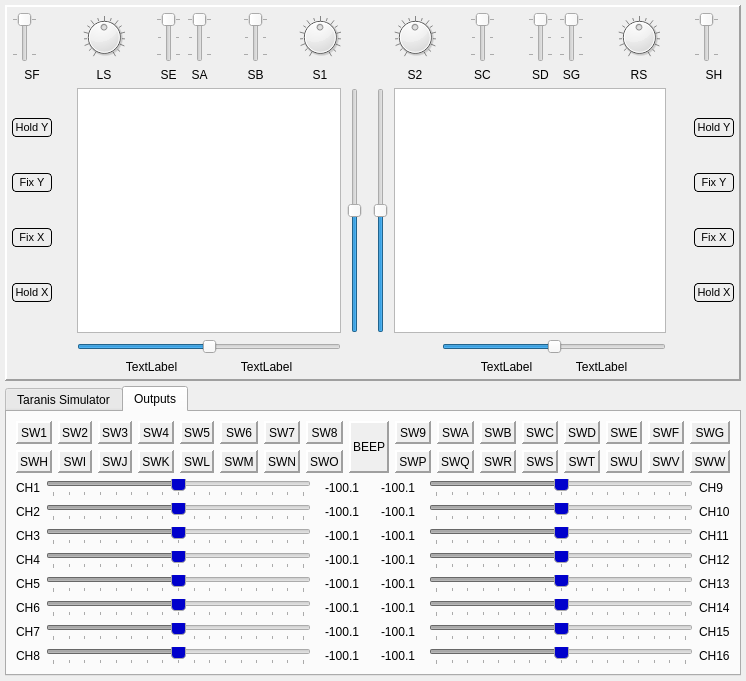
Above: src/xsimulatordialog.ui from roberto1903/companion9x before the change. Below: the same form after it.
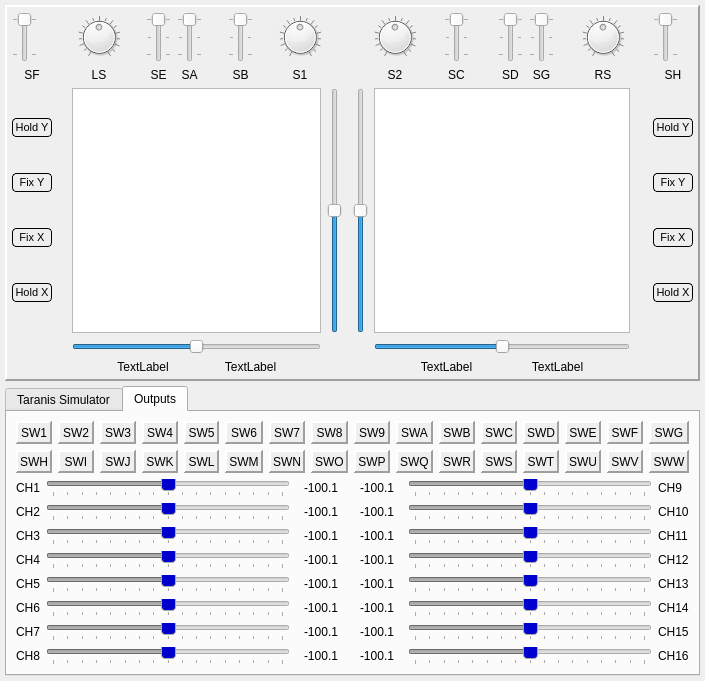
That is the form after the change. Icons and pictures are not drawn. Custom widgets are drawn as their Qt base class.

Commit message: Fix small regression in taranis simulator layout

What changed in the file:
```diff
--- a/src/xsimulatordialog.ui
+++ b/src/xsimulatordialog.ui
@@ -283,22 +283,6 @@
           </property>
          </widget>
         </item>
-        <item row="5" column="2" colspan="8">
-         <widget class="mySlider" name="trimHRight">
-          <property name="toolTip">
-           <string>Right Double Click to Reset</string>
-          </property>
-          <property name="minimum">
-           <number>-125</number>
-          </property>
-          <property name="maximum">
-           <number>125</number>
-          </property>
-          <property name="orientation">
-           <enum>Qt::Horizontal</enum>
-          </property>
-         </widget>
-        </item>
         <item row="2" column="3">
          <widget class="QSlider" name="switchC">
           <property name="sizePolicy">
@@ -336,36 +320,6 @@
           </property>
          </widget>
         </item>
-        <item row="6" column="2" colspan="8">
-         <layout class="QHBoxLayout" name="horizontalLayout_7">
-          <property name="leftMargin">
-           <number>20</number>
-          </property>
-          <property name="rightMargin">
-           <number>20</number>
-          </property>
-          <item>
-           <widget class="QLabel" name="rightXPerc">
-            <property name="text">
-             <string>TextLabel</string>
-            </property>
-            <property name="alignment">
-             <set>Qt::AlignCenter</set>
-            </property>
-           </widget>
-          </item>
-          <item>
-           <widget class="QLabel" name="rightYPerc">
-            <property name="text">
-             <string>TextLabel</string>
-            </property>
-            <property name="alignment">
-             <set>Qt::AlignCenter</set>
-            </property>
-           </widget>
-          </item>
-         </layout>
-        </item>
         <item row="4" column="0">
          <layout class="QHBoxLayout" name="horizontalLayout_5">
           <item>
@@ -633,6 +587,52 @@
           </property>
          </widget>
         </item>
+        <item row="5" column="1" colspan="9">
+         <widget class="mySlider" name="trimHRight">
+          <property name="toolTip">
+           <string>Right Double Click to Reset</string>
+          </property>
+          <property name="minimum">
+           <number>-125</number>
+          </property>
+          <property name="maximum">
+           <number>125</number>
+          </property>
+          <property name="orientation">
+           <enum>Qt::Horizontal</enum>
+          </property>
+         </widget>
+        </item>
+        <item row="6" column="1" colspan="9">
+         <layout class="QHBoxLayout" name="horizontalLayout_7">
+          <property name="leftMargin">
+           <number>20</number>
+          </property>
+          <property name="rightMargin">
+           <number>20</number>
+          </property>
+          <item>
+           <widget class="QLabel" name="rightXPerc">
+            <property name="text">
+             <string>TextLabel</string>
+            </property>
+            <property name="alignment">
+             <set>Qt::AlignCenter</set>
+            </property>
+           </widget>
+          </item>
+          <item>
+           <widget class="QLabel" name="rightYPerc">
+            <property name="text">
+             <string>TextLabel</string>
+            </property>
+            <property name="alignment">
+             <set>Qt::AlignCenter</set>
+            </property>
+           </widget>
+          </item>
+         </layout>
+        </item>
        </layout>
       </item>
       <item row="0" column="0">
@@ -2848,7 +2848,38 @@
          </property>
          <item>
           <layout class="QGridLayout" name="gridLayout_9">
-           <item row="0" column="13">
+           <item row="1" column="3">
+            <widget class="QFrame" name="cswitch_20">
+             <property name="autoFillBackground">
+              <bool>true</bool>
+             </property>
+             <property name="frameShape">
+              <enum>QFrame::Panel</enum>
+             </property>
+             <property name="frameShadow">
+              <enum>QFrame::Raised</enum>
+             </property>
+             <property name="lineWidth">
+              <number>2</number>
+             </property>
+             <layout class="QVBoxLayout" name="verticalLayout_41">
+              <property name="margin">
+               <number>2</number>
+              </property>
+              <item>
+               <widget class="QLabel" name="labelCSW_20">
+                <property name="text">
+                 <string>SWK</string>
+                </property>
+                <property name="alignment">
+                 <set>Qt::AlignCenter</set>
+                </property>
+               </widget>
+              </item>
+             </layout>
+            </widget>
+           </item>
+           <item row="0" column="12">
             <widget class="QFrame" name="cswitch_12">
              <property name="autoFillBackground">
               <bool>true</bool>
@@ -2879,7 +2910,7 @@
              </layout>
             </widget>
            </item>
-           <item row="0" column="14">
+           <item row="0" column="13">
             <widget class="QFrame" name="cswitch_13">
              <property name="autoFillBackground">
               <bool>true</bool>
@@ -2972,7 +3003,7 @@
              </layout>
             </widget>
            </item>
-           <item row="0" column="12">
+           <item row="0" column="11">
             <widget class="QFrame" name="cswitch_11">
              <property name="autoFillBackground">
               <bool>true</bool>
@@ -3065,7 +3096,7 @@
              </layout>
             </widget>
            </item>
-           <item row="0" column="17">
+           <item row="0" column="16">
             <widget class="QFrame" name="cswitch_16">
              <property name="autoFillBackground">
               <bool>true</bool>
@@ -3096,7 +3127,7 @@
              </layout>
             </widget>
            </item>
-           <item row="0" column="15">
+           <item row="0" column="14">
             <widget class="QFrame" name="cswitch_14">
              <property name="autoFillBackground">
               <bool>true</bool>
@@ -3127,7 +3158,7 @@
              </layout>
             </widget>
            </item>
-           <item row="0" column="16">
+           <item row="0" column="15">
             <widget class="QFrame" name="cswitch_15">
              <property name="autoFillBackground">
               <bool>true</bool>
@@ -3189,7 +3220,7 @@
              </layout>
             </widget>
            </item>
-           <item row="0" column="10">
+           <item row="0" column="9">
             <widget class="QFrame" name="cswitch_9">
              <property name="autoFillBackground">
               <bool>true</bool>
@@ -3220,7 +3251,7 @@
              </layout>
             </widget>
            </item>
-           <item row="0" column="11">
+           <item row="0" column="10">
             <widget class="QFrame" name="cswitch_10">
              <property name="autoFillBackground">
               <bool>true</bool>
@@ -3592,7 +3623,7 @@
              </layout>
             </widget>
            </item>
-           <item row="1" column="10">
+           <item row="1" column="9">
             <widget class="QFrame" name="cswitch_25">
              <property name="autoFillBackground">
               <bool>true</bool>
@@ -3623,7 +3654,7 @@
              </layout>
             </widget>
            </item>
-           <item row="1" column="11">
+           <item row="1" column="10">
             <widget class="QFrame" name="cswitch_26">
              <property name="autoFillBackground">
               <bool>true</bool>
@@ -3654,38 +3685,7 @@
              </layout>
             </widget>
            </item>
-           <item row="0" column="9" rowspan="2">
-            <widget class="QFrame" name="beep_frame">
-             <property name="autoFillBackground">
-              <bool>true</bool>
-             </property>
-             <property name="frameShape">
-              <enum>QFrame::Panel</enum>
-             </property>
-             <property name="frameShadow">
-              <enum>QFrame::Raised</enum>
-             </property>
-             <property name="lineWidth">
-              <number>2</number>
-             </property>
-             <layout class="QVBoxLayout" name="verticalLayout_10">
-              <property name="margin">
-               <number>2</number>
-              </property>
-              <item>
-               <widget class="QLabel" name="label_beep">
-                <property name="text">
-                 <string>BEEP</string>
-                </property>
-                <property name="alignment">
-                 <set>Qt::AlignCenter</set>
-                </property>
-               </widget>
-              </item>
-             </layout>
-            </widget>
-           </item>
-           <item row="1" column="12">
+           <item row="1" column="11">
             <widget class="QFrame" name="cswitch_27">
              <property name="autoFillBackground">
               <bool>true</bool>
@@ -3716,7 +3716,7 @@
              </layout>
             </widget>
            </item>
-           <item row="1" column="13">
+           <item row="1" column="12">
             <widget class="QFrame" name="cswitch_28">
              <property name="autoFillBackground">
               <bool>true</bool>
@@ -3747,7 +3747,7 @@
              </layout>
             </widget>
            </item>
-           <item row="1" column="14">
+           <item row="1" column="13">
             <widget class="QFrame" name="cswitch_29">
              <property name="autoFillBackground">
               <bool>true</bool>
@@ -3778,7 +3778,7 @@
              </layout>
             </widget>
            </item>
-           <item row="1" column="15">
+           <item row="1" column="14">
             <widget class="QFrame" name="cswitch_30">
              <property name="autoFillBackground">
               <bool>true</bool>
@@ -3809,7 +3809,7 @@
              </layout>
             </widget>
            </item>
-           <item row="1" column="16">
+           <item row="1" column="15">
             <widget class="QFrame" name="cswitch_31">
              <property name="autoFillBackground">
               <bool>true</bool>
@@ -3840,7 +3840,7 @@
              </layout>
             </widget>
            </item>
-           <item row="1" column="17">
+           <item row="1" column="16">
             <widget class="QFrame" name="cswitch_32">
              <property name="autoFillBackground">
               <bool>true</bool>
```
Left out of the diff: 31 changed lines with no effect on the pictures. The commit also changes 1 other file.
